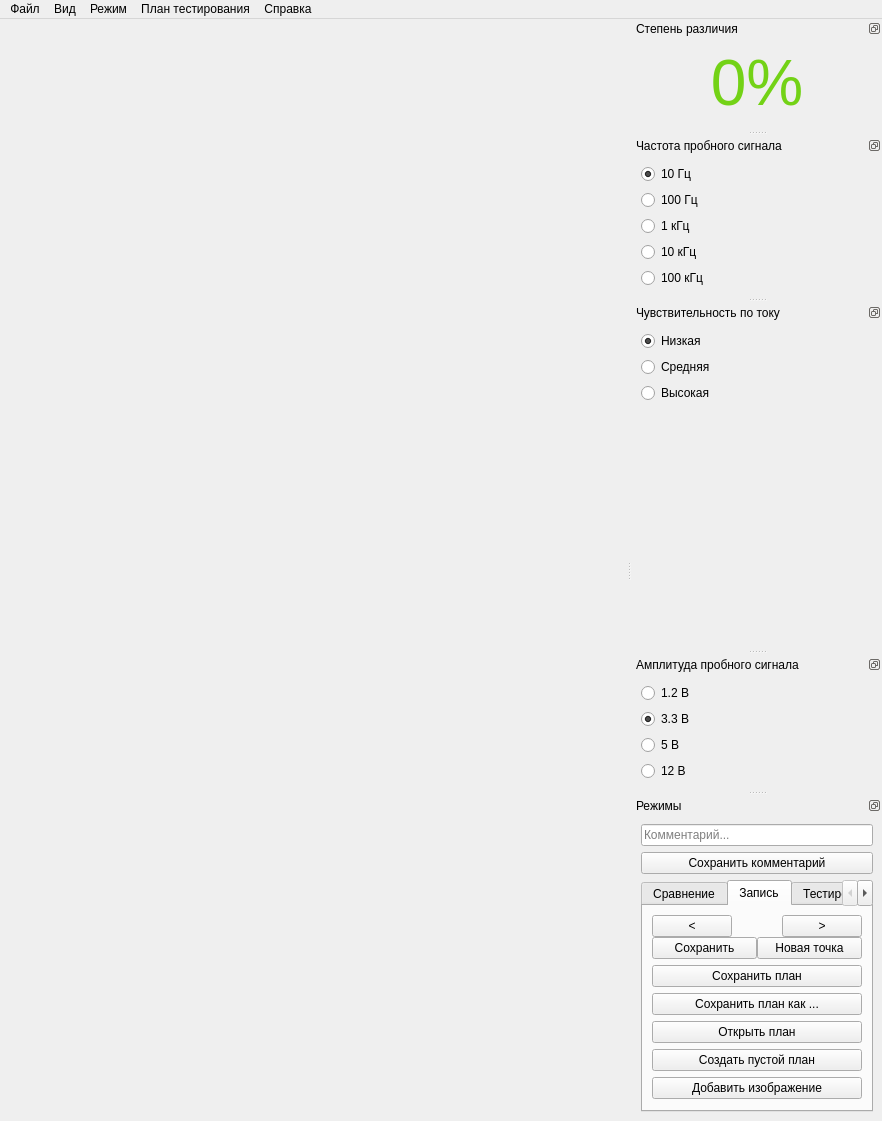
Qt form gui/mainwindow.ui (EPC-MSU/EPLab) before a commit.
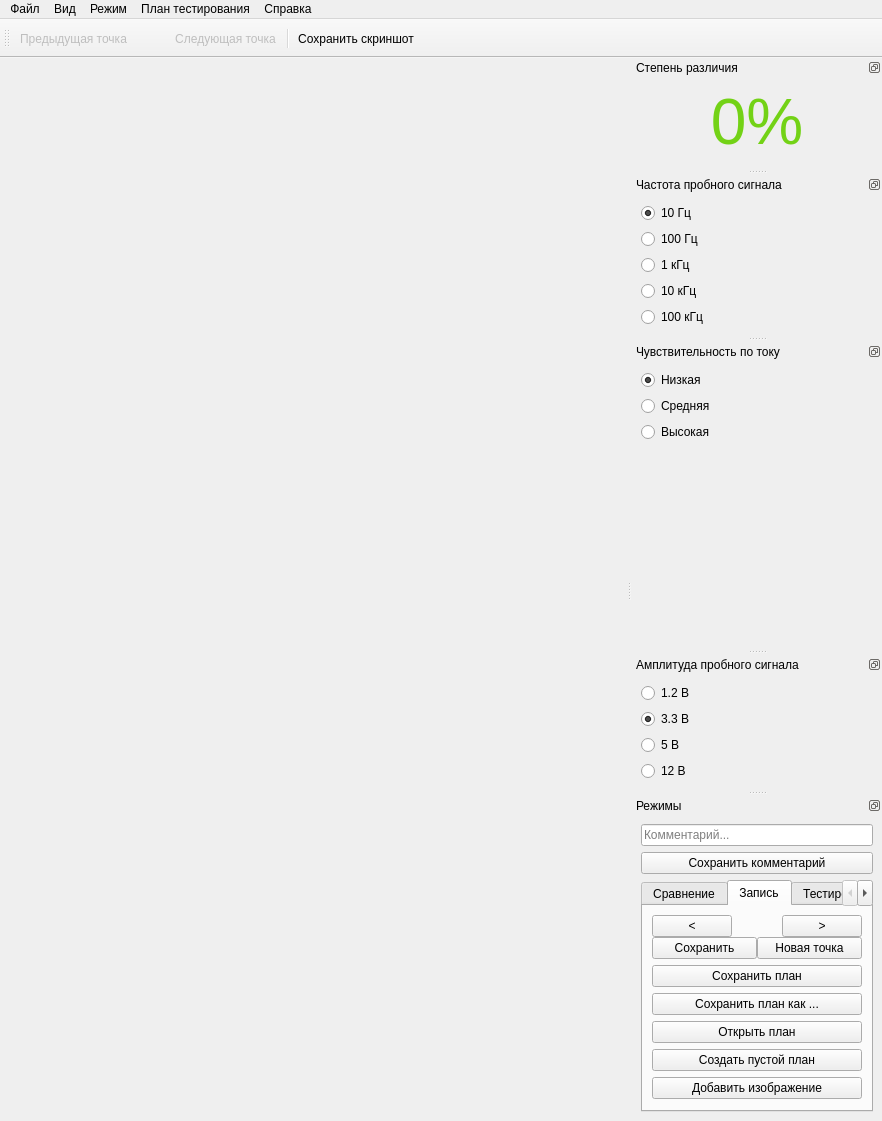
The same form after that commit. Icons and pictures are not drawn.

Commit message: add tool_bar

```diff
--- a/gui/mainwindow.ui
+++ b/gui/mainwindow.ui
@@ -658,6 +658,28 @@
    <addaction name="test_plan_menu_action"/>
    <addaction name="help_menu_action"/>
   </widget>
+  <widget class="QToolBar" name="toolBar">
+   <property name="minimumSize">
+    <size>
+     <width>0</width>
+     <height>30</height>
+    </size>
+   </property>
+   <property name="windowTitle">
+    <string>toolBar</string>
+   </property>
+   <attribute name="toolBarArea">
+    <enum>TopToolBarArea</enum>
+   </attribute>
+   <attribute name="toolBarBreak">
+    <bool>false</bool>
+   </attribute>
+   <addaction name="last_point_action"/>
+   <addaction name="label_number_point"/>
+   <addaction name="next_point_action"/>
+   <addaction name="separator"/>
+   <addaction name="save_screen_action"/>
+  </widget>
   <action name="new_file_action">
    <property name="text">
     <string>Создать план тестирования</string>
@@ -812,6 +834,14 @@
     <string>Добавить изображение</string>
    </property>
   </action>
+  <action name="label_number_point">
+   <property name="enabled">
+    <bool>false</bool>
+   </property>
+   <property name="text">
+    <string> </string>
+   </property>
+  </action>
  </widget>
  <resources/>
  <connections/>
```
Left out of the diff: 4 changed lines with no effect on the pictures. The commit also changes 1 other file.
